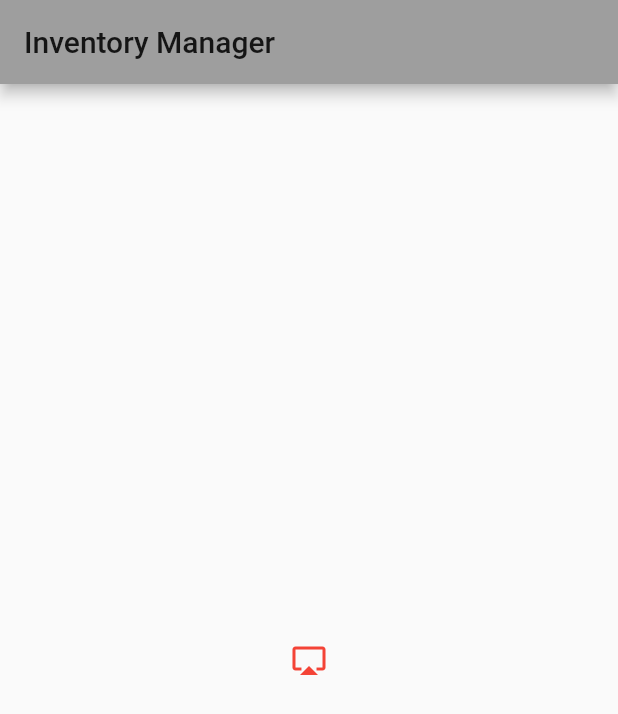
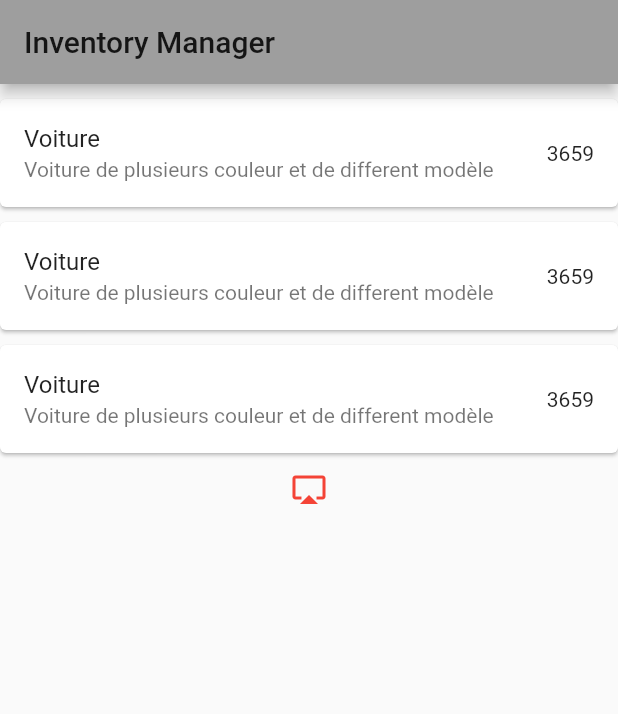
Before and after one commit to MaidSULTANOVIC/inventoryManagerF, a Flutter app: the screen it shows after launch, after a tap on the "airplay" icon, on a phone screen of 412 x 824 dp. Shown: the top 714 px of the screen. Run offline on Flutter 3.47's test engine with Material 2 defaults, Android fonts, the phone set to English and light mode, and no system bars; our stand-ins replace cloud_firestore; accounts and stored records are empty.

Commit message:
Add CatCard

```diff
--- a/lib/main.dart
+++ b/lib/main.dart
@@ -1,5 +1,6 @@
 import 'package:flutter/material.dart';
 import 'package:cloud_firestore/cloud_firestore.dart';
+import 'package:inventory_manager_f/views/CatModification.dart';
 
 void main() => runApp(MyApp());
 
@@ -28,35 +29,45 @@ class MyHomePage extends StatefulWidget {
 class _MyHomePageState extends State<MyHomePage> {
   final _firestore = Firestore.instance;
   int _counter = 0;
+  String catName = "";
+  int nbElementCat = -1;
 
-  void _incrementCounter() {
+  void _longPress() {
     setState(() {
-      // This call to setState tells the Flutter framework that something has
-      // changed in this State, which causes it to rerun the build method below
-      // so that the display can reflect the updated values. If we changed
-      // _counter without calling setState(), then the build method would not be
-      // called again, and so nothing would appear to happen.
-      _counter++;
+      print("oui");
     });
+  }
+
+  void getProductCat() async {
+    await for (var snapshot in _firestore.collection("categorie").snapshots()) {
+      for (var categorie in snapshot.documents) {
+        String name = categorie.data['name'];
+        CatModification $name = new CatModification(categorie.documentID);
+        print($name.getId());
+      }
+    }
   }
 
   @override
   Widget build(BuildContext context) {
+    getProductCat();
     return Scaffold(
       appBar: AppBar(
         title: Text(widget.title),
       ),
       body: Center(
         child: Column(
-          mainAxisAlignment: MainAxisAlignment.center,
           children: <Widget>[
+            CatCard(),
+            CatCard(),
+            CatCard(),
             IconButton(
               icon: Icon(Icons.airplay),
               color: Colors.red,
               onPressed: () {
                 _firestore.collection("product").add({
-                  'description': 'Pistolet a bille',
-                  'name': 'Pistolet',
+                  'description': 'Pistolezaet a bille',
+                  'name': 'Piezastolet',
                   'price': 10,
                   'quantity': 120
                 });
@@ -68,3 +79,29 @@ class _MyHomePageState extends State<MyHomePage> {
     );
   }
 }
+
+class CatCard extends StatelessWidget {
+  const CatCard({
+    Key key,
+  }) : super(key: key);
+
+  @override
+  Widget build(BuildContext context) {
+    return Card(
+      margin: EdgeInsets.only(top: 10.0),
+      child: Column(mainAxisSize: MainAxisSize.min, children: <Widget>[
+        ListTile(
+          title: Text('Voiture'),
+          trailing: Text("3659"),
+          subtitle: Text('Voiture de plusieurs couleur et de different modèle'),
+          onLongPress: () {
+            // Navigator.push(
+            //   context,
+            //   MaterialPageRoute(builder: (context) => CatModification()),
+            // );
+          },
+        )
+      ]),
+    );
+  }
+}
```
Also changed, not shown: lib/views/CatModification.dart (added, +30 -0 lines), pubspec.lock.
